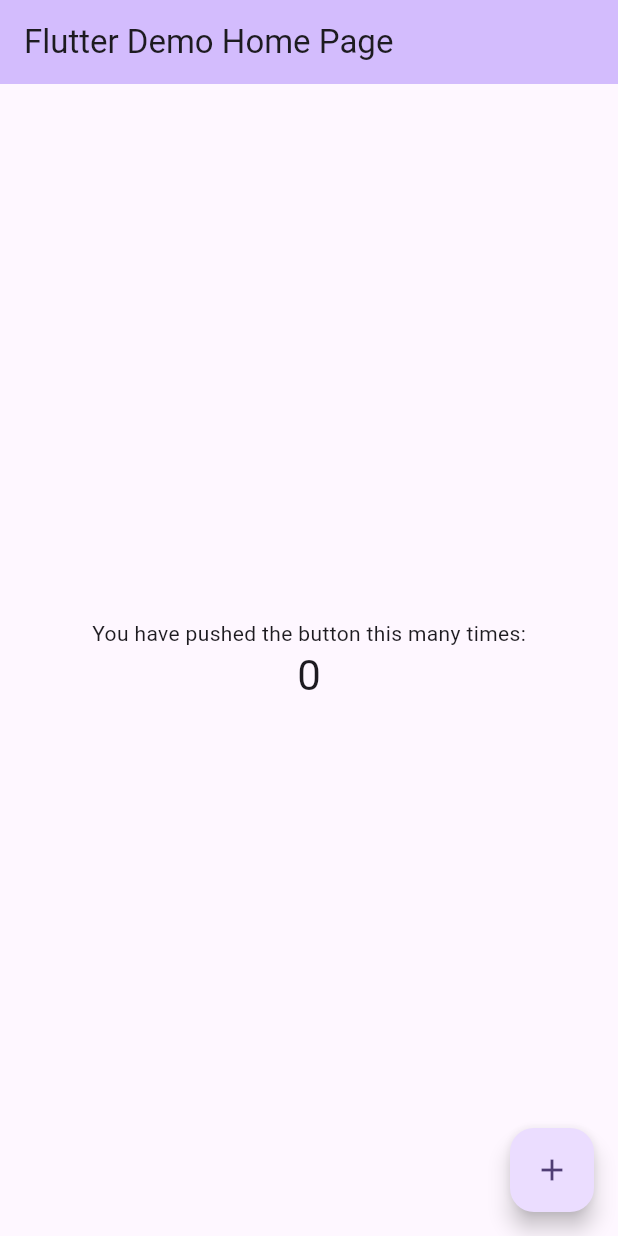
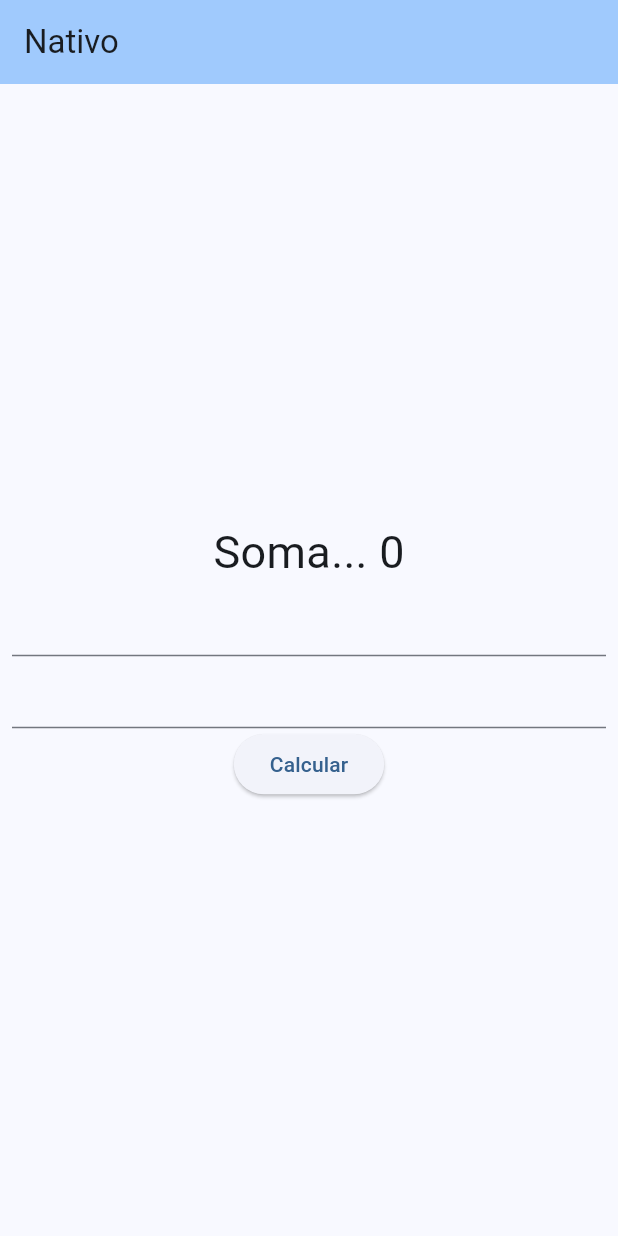
Before and after one commit to wisley-cesar/Nativo-Flutter, a Flutter app: the screen it shows after launch, on a phone screen of 412 x 824 dp. Run offline on Flutter 3.47's test engine with Material 3 defaults, Android fonts, the phone set to English and light mode, and no system bars.

Commit message:
FEAT: Tela inical

```diff
--- a/lib/main.dart
+++ b/lib/main.dart
@@ -7,116 +7,70 @@ void main() {
 class MyApp extends StatelessWidget {
   const MyApp({super.key});
 
-  // This widget is the root of your application.
   @override
   Widget build(BuildContext context) {
     return MaterialApp(
       title: 'Flutter Demo',
+      debugShowCheckedModeBanner: false,
       theme: ThemeData(
-        // This is the theme of your application.
-        //
-        // TRY THIS: Try running your application with "flutter run". You'll see
-        // the application has a purple toolbar. Then, without quitting the app,
-        // try changing the seedColor in the colorScheme below to Colors.green
-        // and then invoke "hot reload" (save your changes or press the "hot
-        // reload" button in a Flutter-supported IDE, or press "r" if you used
-        // the command line to start the app).
-        //
-        // Notice that the counter didn't reset back to zero; the application
-        // state is not lost during the reload. To reset the state, use hot
-        // restart instead.
-        //
-        // This works for code too, not just values: Most code changes can be
-        // tested with just a hot reload.
-        colorScheme: ColorScheme.fromSeed(seedColor: Colors.deepPurple),
+        colorScheme: ColorScheme.fromSeed(seedColor: Colors.blue),
       ),
-      home: const MyHomePage(title: 'Flutter Demo Home Page'),
+      home: MyHomePage(),
     );
   }
 }
 
 class MyHomePage extends StatefulWidget {
-  const MyHomePage({super.key, required this.title});
-
-  // This widget is the home page of your application. It is stateful, meaning
-  // that it has a State object (defined below) that contains fields that affect
-  // how it looks.
-
-  // This class is the configuration for the state. It holds the values (in this
-  // case the title) provided by the parent (in this case the App widget) and
-  // used by the build method of the State. Fields in a Widget subclass are
-  // always marked "final".
-
-  final String title;
-
   @override
   State<MyHomePage> createState() => _MyHomePageState();
 }
 
 class _MyHomePageState extends State<MyHomePage> {
-  int _counter = 0;
+  int _a = 0;
+  int _b = 0;
+  int _sum = 0;
 
-  void _incrementCounter() {
+  void _calcSum() {
     setState(() {
-      // This call to setState tells the Flutter framework that something has
-      // changed in this State, which causes it to rerun the build method below
-      // so that the display can reflect the updated values. If we changed
-      // _counter without calling setState(), then the build method would not be
-      // called again, and so nothing would appear to happen.
-      _counter++;
+      _sum = _a + _b;
     });
   }
 
   @override
   Widget build(BuildContext context) {
-    // This method is rerun every time setState is called, for instance as done
-    // by the _incrementCounter method above.
-    //
-    // The Flutter framework has been optimized to make rerunning build methods
-    // fast, so that you can just rebuild anything that needs updating rather
-    // than having to individually change instances of widgets.
     return Scaffold(
       appBar: AppBar(
-        // TRY THIS: Try changing the color here to a specific color (to
-        // Colors.amber, perhaps?) and trigger a hot reload to see the AppBar
-        // change color while the other colors stay the same.
         backgroundColor: Theme.of(context).colorScheme.inversePrimary,
-        // Here we take the value from the MyHomePage object that was created by
-        // the App.build method, and use it to set our appbar title.
-        title: Text(widget.title),
+        title: Text('Nativo'),
       ),
       body: Center(
-        // Center is a layout widget. It takes a single child and positions it
-        // in the middle of the parent.
-        child: Column(
-          // Column is also a layout widget. It takes a list of children and
-          // arranges them vertically. By default, it sizes itself to fit its
-          // children horizontally, and tries to be as tall as its parent.
-          //
-          // Column has various properties to control how it sizes itself and
-          // how it positions its children. Here we use mainAxisAlignment to
-          // center the children vertically; the main axis here is the vertical
-          // axis because Columns are vertical (the cross axis would be
-          // horizontal).
-          //
-          // TRY THIS: Invoke "debug painting" (choose the "Toggle Debug Paint"
-          // action in the IDE, or press "p" in the console), to see the
-          // wireframe for each widget.
-          mainAxisAlignment: MainAxisAlignment.center,
-          children: <Widget>[
-            const Text('You have pushed the button this many times:'),
-            Text(
-              '$_counter',
-              style: Theme.of(context).textTheme.headlineMedium,
-            ),
-          ],
+        child: Padding(
+          padding: const EdgeInsets.all(8.0),
+          child: Column(
+            mainAxisAlignment: MainAxisAlignment.center,
+            children: [
+              Text('Soma... $_sum', style: TextStyle(fontSize: 30)),
+              TextField(
+                keyboardType: TextInputType.number,
+                onChanged: (value) {
+                  setState(() {
+                    _a = int.tryParse(value) ?? 0;
+                  });
+                },
+              ),
+              TextField(
+                keyboardType: TextInputType.number,
+                onChanged: (value) {
+                  setState(() {
+                    _b = int.tryParse(value) ?? 0;
+                  });
+                },
+              ),
+              ElevatedButton(onPressed: _calcSum, child: Text('Calcular')),
+            ],
+          ),
         ),
       ),
-      floatingActionButton: FloatingActionButton(
-        onPressed: _incrementCounter,
-        tooltip: 'Increment',
-        child: const Icon(Icons.add),
-      ), // This trailing comma makes auto-formatting nicer for build methods.
     );
   }
 }
```
